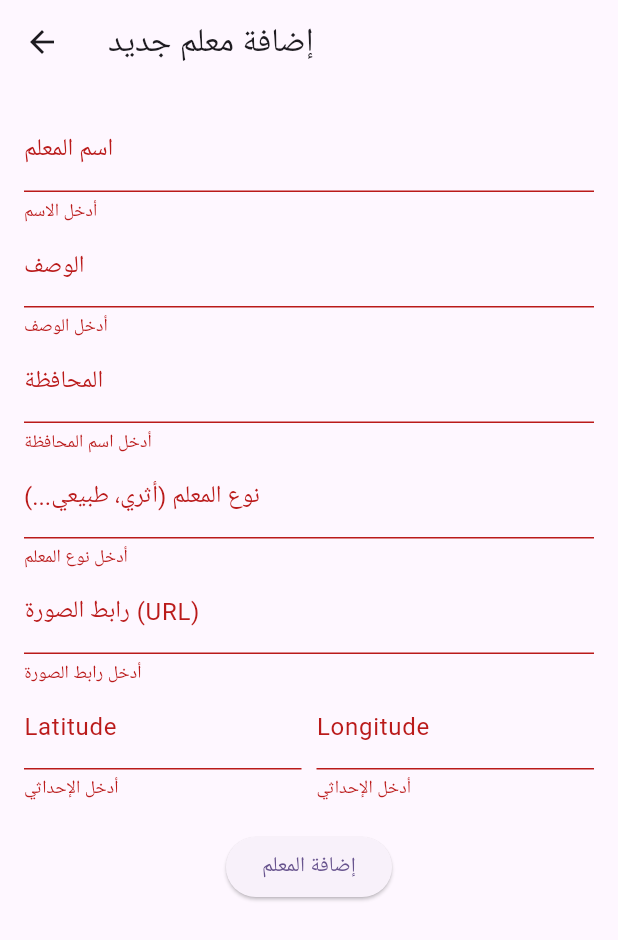
After one commit to farah-khaddam/tourist_guide, a Flutter app: the AddLandmarkScreen screen opened directly, after a tap on "إضافة المعلم", on a phone screen of 412 x 824 dp. The commit adds this screen. Shown: the top 940 px of the screen. Run offline on Flutter 3.47's test engine with Material 3 defaults, Android fonts, the light colour scheme and no system bars; our stand-ins replace cloud_firestore, firebase_auth, firebase_core, flutter_map, geolocator, latlong2; accounts and stored records are empty.

Commit message:
easy add

```diff
--- a/lib/home_page.dart
+++ b/lib/home_page.dart
@@ -5,6 +5,7 @@ import 'package:geolocator/geolocator.dart';
 import 'location_details_page.dart';
 import 'login_screen.dart';
 import 'map_screen.dart';
+import 'testscreen.dart'; // استيراد شاشة إضافة معلم
 
 class HomePage extends StatefulWidget {
   const HomePage({super.key});
@@ -73,6 +74,13 @@ class _HomePageState extends State<HomePage> {
         title: const Text('المواقع السياحية'),
         backgroundColor: Colors.teal,
         actions: [
+          IconButton(
+            icon: const Icon(Icons.add_location_alt),
+            onPressed: () => Navigator.push(
+              context,
+              MaterialPageRoute(builder: (_) => AddLandmarkScreen()),
+            ),
+          ),
           IconButton(
             icon: const Icon(Icons.login),
             onPressed: () => Navigator.push(
--- a/lib/location_details_page.dart
+++ b/lib/location_details_page.dart
@@ -1,3 +1,4 @@
+// location_details_page.dart
 import 'package:flutter/material.dart';
 import 'package:cloud_firestore/cloud_firestore.dart';
 import 'package:flutter_map/flutter_map.dart';
--- a/lib/map_screen.dart
+++ b/lib/map_screen.dart
@@ -7,15 +7,27 @@ import 'package:cloud_firestore/cloud_firestore.dart';
 
 class MapScreen extends StatefulWidget {
   final double initialRadius; // بالكيلومتر
-  const MapScreen({super.key, required this.initialRadius});
+  final LatLng? oldPoint;
+  final bool justForShow;
+
+  const MapScreen({
+    super.key,
+    required this.initialRadius,
+    this.oldPoint,
+    this.justForShow = false,
+  });
 
   @override
   State<MapScreen> createState() => _MapScreenState();
 }
 
 class _MapScreenState extends State<MapScreen> {
+  final MapController _mapController = MapController();
+
   Position? userLocation;
   List<Marker> nearbyMarkers = [];
+  LatLng? _pickedLocation;
+  double zoom = 13.0;
 
   @override
   void initState() {
@@ -75,17 +87,27 @@ class _MapScreenState extends State<MapScreen> {
       body: userLocation == null
           ? const Center(child: CircularProgressIndicator())
           : FlutterMap(
+              mapController: _mapController,
               options: MapOptions(
-                center: LatLng(userLocation!.latitude, userLocation!.longitude),
-                zoom: 13,
+                initialCenter: widget.oldPoint ??
+                    LatLng(userLocation!.latitude, userLocation!.longitude),
+                initialZoom: zoom,
+                onTap: (tapPosition, point) {
+                  if (!widget.justForShow) {
+                    setState(() {
+                      _pickedLocation = point;
+                    });
+                  }
+                },
               ),
               children: [
                 TileLayer(
                   urlTemplate: 'https://tile.openstreetmap.org/{z}/{x}/{y}.png',
-                  userAgentPackageName: 'com.example.tourist_guide',
+                  userAgentPackageName: 'com.yasuriaapp.ya_suria',
                 ),
                 MarkerLayer(
                   markers: [
+                    // Marker المستخدم
                     Marker(
                       width: 60,
                       height: 60,
@@ -94,6 +116,16 @@ class _MapScreenState extends State<MapScreen> {
                       child: const Icon(Icons.person_pin_circle,
                           size: 50, color: Colors.blue),
                     ),
+                    // Marker الموقع المختار
+                    if (_pickedLocation != null)
+                      Marker(
+                        width: 80.0,
+                        height: 80.0,
+                        point: _pickedLocation!,
+                        child: const Icon(Icons.location_on,
+                            size: 40, color: Colors.green),
+                      ),
+                    // Markers المعالم القريبة
                     ...nearbyMarkers,
                   ],
                 ),
--- /dev/null
+++ b/lib/testscreen.dart
@@ -0,0 +1,134 @@
+// testscreen.dart
+import 'package:flutter/material.dart';
+import 'package:cloud_firestore/cloud_firestore.dart';
+import 'package:firebase_auth/firebase_auth.dart';
+
+class AddLandmarkScreen extends StatefulWidget {
+  @override
+  _AddLandmarkScreenState createState() => _AddLandmarkScreenState();
+}
+
+class _AddLandmarkScreenState extends State<AddLandmarkScreen> {
+  final _formKey = GlobalKey<FormState>();
+  final TextEditingController _nameController = TextEditingController();
+  final TextEditingController _descriptionController = TextEditingController();
+  final TextEditingController _cityController = TextEditingController();
+  final TextEditingController _typeController = TextEditingController();
+  final TextEditingController _latController = TextEditingController();
+  final TextEditingController _lngController = TextEditingController();
+  final TextEditingController _imageUrlController = TextEditingController();
+
+  bool _isLoading = false;
+
+  Future<void> _addLandmark() async {
+    if (_formKey.currentState!.validate()) {
+      setState(() => _isLoading = true);
+      try {
+        final user = FirebaseAuth.instance.currentUser;
+
+        await FirebaseFirestore.instance.collection('landmarks').add({
+          'name': _nameController.text,
+          'description': _descriptionController.text,
+          'city': _cityController.text,
+          'type': _typeController.text,
+          'imageUrl': _imageUrlController.text,
+          'location': {
+            'lat': double.tryParse(_latController.text) ?? 0.0,
+            'lng': double.tryParse(_lngController.text) ?? 0.0,
+          },
+          'createdAt': Timestamp.now(),
+          'createdBy': user?.uid ?? 'admin',
+        });
+
+        ScaffoldMessenger.of(context).showSnackBar(
+          SnackBar(content: Text('تمت إضافة المعلم بنجاح')),
+        );
+        _formKey.currentState!.reset();
+      } catch (e) {
+        ScaffoldMessenger.of(context).showSnackBar(
+          SnackBar(content: Text('خطأ أثناء الإضافة: $e')),
+        );
+      } finally {
+        setState(() => _isLoading = false);
+      }
+    }
+  }
+
+  @override
+  Widget build(BuildContext context) {
+    return Scaffold(
+      appBar: AppBar(title: Text('إضافة معلم جديد')),
+      body: Padding(
+        padding: const EdgeInsets.all(16.0),
+        child: Form(
+          key: _formKey,
+          child: SingleChildScrollView(
+            child: Column(
+              children: [
+                TextFormField(
+                  controller: _nameController,
+                  decoration: InputDecoration(labelText: 'اسم المعلم'),
+                  validator: (value) => value!.isEmpty ? 'أدخل الاسم' : null,
+                ),
+                TextFormField(
+                  controller: _descriptionController,
+                  decoration: InputDecoration(labelText: 'الوصف'),
+                  validator: (value) => value!.isEmpty ? 'أدخل الوصف' : null,
+                ),
+                TextFormField(
+                  controller: _cityController,
+                  decoration: InputDecoration(labelText: 'المحافظة'),
+                  validator: (value) =>
+                      value!.isEmpty ? 'أدخل اسم المحافظة' : null,
+                ),
+                TextFormField(
+                  controller: _typeController,
+                  decoration:
+                      InputDecoration(labelText: 'نوع المعلم (أثري، طبيعي...)'),
+                  validator: (value) =>
+                      value!.isEmpty ? 'أدخل نوع المعلم' : null,
+                ),
+                TextFormField(
+                  controller: _imageUrlController,
+                  decoration: InputDecoration(labelText: 'رابط الصورة (URL)'),
+                  validator: (value) =>
+                      value!.isEmpty ? 'أدخل رابط الصورة' : null,
+                ),
+                Row(
+                  children: [
+                    Expanded(
+                      child: TextFormField(
+                        controller: _latController,
+                        decoration: InputDecoration(labelText: 'Latitude'),
+                        keyboardType: TextInputType.number,
+                        validator: (value) =>
+                            value!.isEmpty ? 'أدخل الإحداثي' : null,
+                      ),
+                    ),
+                    SizedBox(width: 10),
+                    Expanded(
+                      child: TextFormField(
+                        controller: _lngController,
+                        decoration: InputDecoration(labelText: 'Longitude'),
+                        keyboardType: TextInputType.number,
+                        validator: (value) =>
+                            value!.isEmpty ? 'أدخل الإحداثي' : null,
+                      ),
+                    ),
+                  ],
+                ),
+                SizedBox(height: 20),
+                _isLoading
+                    ? CircularProgressIndicator()
+                    : ElevatedButton(
+                        onPressed: _addLandmark,
+                        child: Text('إضافة المعلم'),
+                      ),
+              ],
+            ),
+          ),
+        ),
+      ),
+    );
+  }
+}
```
Also changed, not shown: 1 other file.
